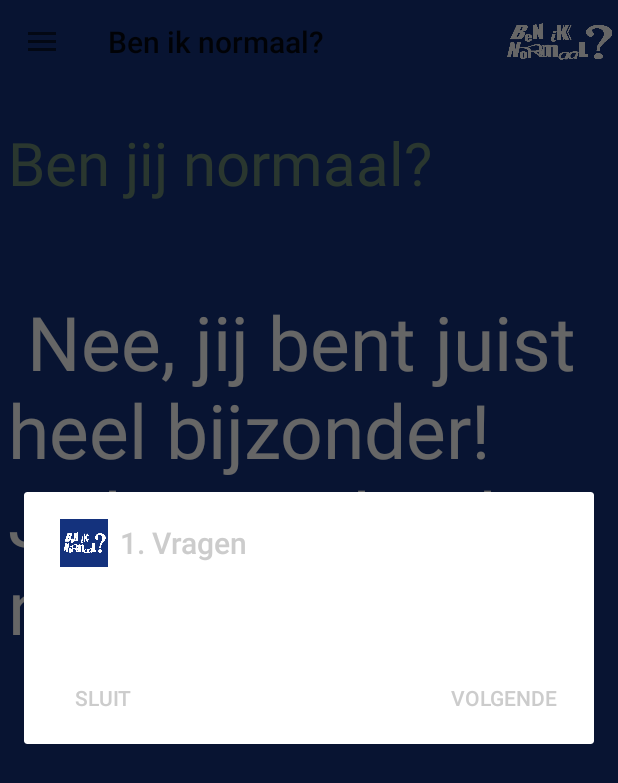
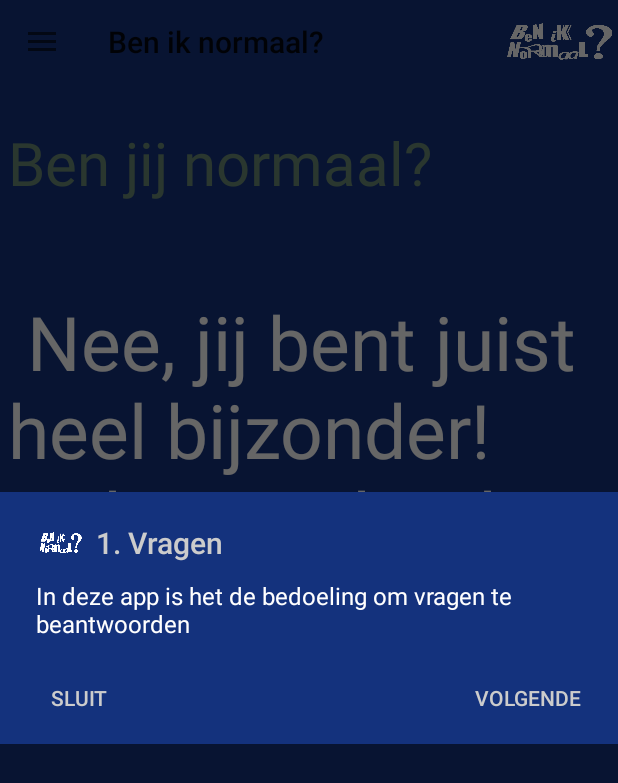
Before and after one commit to ldieliefis/beat_tryoutfiles, an Android app: the BeniknormaalActivity screen opened directly, with no data from a screen before it, in the side drawer, after a tap on "Instructies", on a phone screen of 412 x 824 dp. Shown: the top 783 px of the screen. Run offline under Robolectric (Android 15) with nearby library versions, the phone set to English and light mode, and no system bars.

Commit message:
Theme pop_up mooi nu

```diff
--- a/MyFirstApp/app/src/main/res/values/styles.xml
+++ b/MyFirstApp/app/src/main/res/values/styles.xml
@@ -23,7 +23,13 @@
         <item name="android:textColor">@color/Button_Text_Color</item>
     </style>
 
-    <style name="BeaTTheme_PopUp" parent="Theme.AppCompat.Dialog.Alert"></style>
+    <style name="BeaTTheme_PopUp" parent="Theme.AppCompat.Dialog.Alert">
+        <item name="android:windowBackground">@color/PrimaryBlue</item>
+        <item name="android:textColor">@color/PrimaryGrey</item>
+
+        <item name="colorPrimary">@color/Toolbar_Background</item>
+        <item name="colorPrimaryDark">@color/Statusbar_Background</item>
+    </style>
 
     <style parent="ThemeOverlay.AppCompat.Light" name="AppTheme.PopupOverlay"/>
 
```
